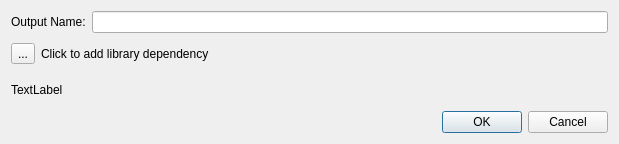
Above: Editor/src/Assets/Source/SourceSettingsDlg.ui from GameOverture/HarmonyEngine before the change. Below: the same form after it.
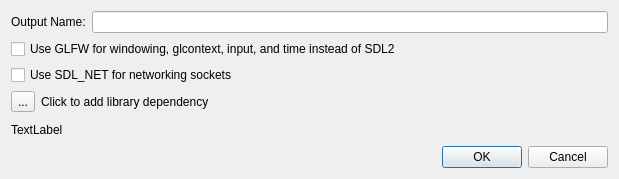
That is the form after the change. Icons and pictures are not drawn.

Commit message: Options to build with GLFW or SDL_NET are now avaialbe in the build settings

```diff
--- a/Editor/src/Assets/Source/SourceSettingsDlg.ui
+++ b/Editor/src/Assets/Source/SourceSettingsDlg.ui
@@ -7,7 +7,7 @@
     <x>0</x>
     <y>0</y>
     <width>619</width>
-    <height>144</height>
+    <height>179</height>
    </rect>
   </property>
   <property name="sizePolicy">
@@ -44,6 +44,20 @@
      </item>
     </layout>
    </item>
+   <item>
+    <widget class="QCheckBox" name="chkUseGlfw">
+     <property name="text">
+      <string>Use GLFW for windowing, glcontext, input, and time instead of SDL2</string>
+     </property>
+    </widget>
+   </item>
+   <item>
+    <widget class="QCheckBox" name="chkUseSdlNet">
+     <property name="text">
+      <string>Use SDL_NET for networking sockets</string>
+     </property>
+    </widget>
+   </item>
    <item>
     <layout class="QVBoxLayout" name="lytDependencies"/>
    </item>
```
The commit also changes 3 other files.
